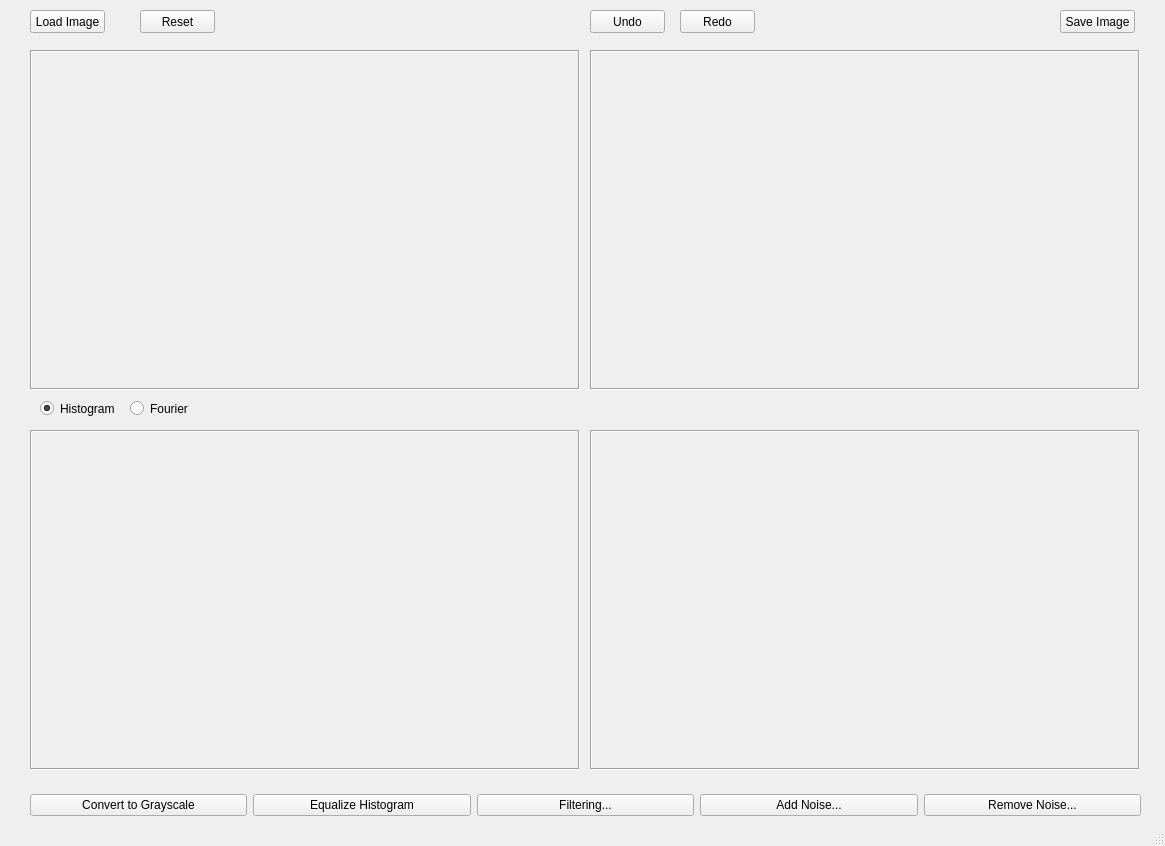
Before: the Qt Designer form gui/mainWindow_ui.ui in atazmi/Image-Processing-GUI-ToolBox, drawn with Qt 5.
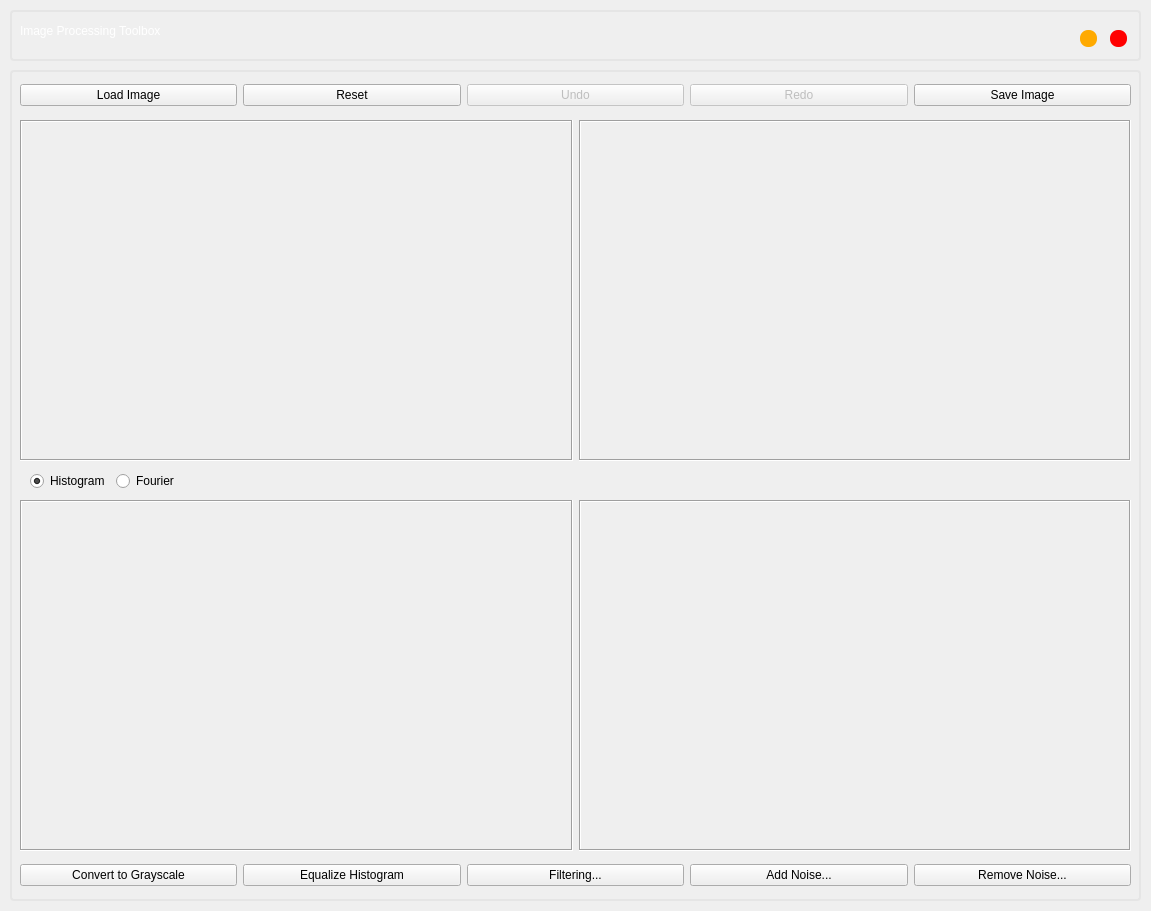
After: the same form once the commit is applied.

Patch:
```diff
--- a/gui/mainWindow_ui.ui
+++ b/gui/mainWindow_ui.ui
@@ -6,116 +6,89 @@
    <rect>
     <x>0</x>
     <y>0</y>
-    <width>1165</width>
-    <height>846</height>
+    <width>1151</width>
+    <height>911</height>
    </rect>
   </property>
+  <property name="minimumSize">
+   <size>
+    <width>1151</width>
+    <height>911</height>
+   </size>
+  </property>
+  <property name="maximumSize">
+   <size>
+    <width>1151</width>
+    <height>911</height>
+   </size>
+  </property>
   <property name="windowTitle">
    <string>Image Processing Toolbox</string>
   </property>
+  <property name="styleSheet">
+   <string notr="true"/>
+  </property>
   <widget class="QWidget" name="centralwidget">
-   <widget class="QPushButton" name="loadImage_Button">
-    <property name="geometry">
-     <rect>
-      <x>30</x>
-      <y>10</y>
-      <width>75</width>
-      <height>23</height>
-     </rect>
-    </property>
-    <property name="text">
-     <string>Load Image</string>
-    </property>
-   </widget>
-   <widget class="QPushButton" name="reset_Button">
+   <property name="enabled">
+    <bool>true</bool>
+   </property>
+   <property name="styleSheet">
+    <string notr="true"/>
+   </property>
+   <widget class="QFrame" name="container_frame">
     <property name="geometry">
      <rect>
-      <x>140</x>
-      <y>10</y>
-      <width>75</width>
-      <height>23</height>
+      <x>10</x>
+      <y>70</y>
+      <width>1131</width>
+      <height>831</height>
      </rect>
     </property>
-    <property name="text">
-     <string>Reset</string>
+    <property name="styleSheet">
+     <string notr="true">QFrame#container_frame{
+border-radius: 4px;
+border: 2px solid rgb(229, 229, 229);
+}</string>
     </property>
-   </widget>
-   <widget class="QLabel" name="originalImage_label">
-    <property name="geometry">
-     <rect>
-      <x>30</x>
-      <y>50</y>
-      <width>550</width>
-      <height>340</height>
-     </rect>
-    </property>
-    <property name="autoFillBackground">
-     <bool>false</bool>
-    </property>
     <property name="frameShape">
-     <enum>QFrame::Box</enum>
+     <enum>QFrame::StyledPanel</enum>
     </property>
     <property name="frameShadow">
-     <enum>QFrame::Sunken</enum>
+     <enum>QFrame::Raised</enum>
     </property>
-    <property name="text">
-     <string/>
-    </property>
-    <property name="scaledContents">
-     <bool>true</bool>
-    </property>
-    <property name="alignment">
-     <set>Qt::AlignCenter</set>
-    </property>
-   </widget>
-   <widget class="QLabel" name="processedImage_label">
+    <widget class="QWidget" name="layoutWidget">
     <property name="geometry">
      <rect>
-      <x>590</x>
-      <y>50</y>
-      <width>550</width>
-      <height>340</height>
-     </rect>
-    </property>
-    <property name="sizePolicy">
-     <sizepolicy hsizetype="Preferred" vsizetype="Preferred">
-      <horstretch>5</horstretch>
-      <verstretch>0</verstretch>
-     </sizepolicy>
-    </property>
-    <property name="frameShape">
-     <enum>QFrame::Box</enum>
-    </property>
-    <property name="frameShadow">
-     <enum>QFrame::Sunken</enum>
-    </property>
+       <x>20</x>
+       <y>400</y>
+       <width>162</width>
+       <height>22</height>
+      </rect>
+     </property>
+     <layout class="QHBoxLayout" name="horizontalLayout_3">
+      <item>
+       <widget class="QRadioButton" name="histogram_radioButton">
     <property name="text">
-     <string/>
-    </property>
-    <property name="scaledContents">
+         <string>Histogram</string>
+        </property>
+        <property name="checked">
      <bool>true</bool>
     </property>
-    <property name="alignment">
-     <set>Qt::AlignCenter</set>
-    </property>
-   </widget>
-   <widget class="QPushButton" name="saveImage_Button">
-    <property name="geometry">
-     <rect>
-      <x>1060</x>
-      <y>10</y>
-      <width>75</width>
-      <height>23</height>
-     </rect>
-    </property>
+       </widget>
+      </item>
+      <item>
+       <widget class="QRadioButton" name="fourier_radioButton">
     <property name="text">
-     <string>Save Image</string>
-    </property>
+         <string>Fourier</string>
+        </property>
+       </widget>
+      </item>
+     </layout>
    </widget>
    <widget class="QWidget" name="gridLayoutWidget">
     <property name="geometry">
      <rect>
-      <x>30</x>
+       <x>10</x>
       <y>790</y>
       <width>1111</width>
       <height>30</height>
@@ -159,119 +132,289 @@
      </item>
     </layout>
    </widget>
-   <widget class="QLabel" name="original_HF_label">
+    <widget class="QWidget" name="layoutWidget">
     <property name="geometry">
      <rect>
-      <x>30</x>
-      <y>430</y>
-      <width>550</width>
-      <height>340</height>
-     </rect>
-    </property>
-    <property name="frameShape">
-     <enum>QFrame::Box</enum>
-    </property>
-    <property name="frameShadow">
-     <enum>QFrame::Sunken</enum>
-    </property>
+       <x>10</x>
+       <y>10</y>
+       <width>1111</width>
+       <height>30</height>
+      </rect>
+     </property>
+     <layout class="QHBoxLayout" name="horizontalLayout_2">
+      <item>
+       <widget class="QPushButton" name="loadImage_Button">
     <property name="text">
-     <string/>
-    </property>
-    <property name="scaledContents">
-     <bool>true</bool>
-    </property>
-    <property name="alignment">
-     <set>Qt::AlignCenter</set>
-    </property>
-   </widget>
-   <widget class="QLabel" name="processed_HF_label">
-    <property name="geometry">
-     <rect>
-      <x>590</x>
-      <y>430</y>
-      <width>550</width>
-      <height>340</height>
-     </rect>
-    </property>
-    <property name="sizePolicy">
-     <sizepolicy hsizetype="Preferred" vsizetype="Preferred">
-      <horstretch>5</horstretch>
-      <verstretch>0</verstretch>
-     </sizepolicy>
-    </property>
-    <property name="frameShape">
-     <enum>QFrame::Box</enum>
-    </property>
-    <property name="frameShadow">
-     <enum>QFrame::Sunken</enum>
-    </property>
+         <string>Load Image</string>
+        </property>
+       </widget>
+      </item>
+      <item>
+       <widget class="QPushButton" name="reset_Button">
     <property name="text">
-     <string/>
-    </property>
-    <property name="scaledContents">
-     <bool>true</bool>
-    </property>
-    <property name="alignment">
-     <set>Qt::AlignCenter</set>
-    </property>
-   </widget>
+         <string>Reset</string>
+        </property>
+       </widget>
+      </item>
+      <item>
    <widget class="QPushButton" name="undo_Button">
-    <property name="geometry">
-     <rect>
-      <x>590</x>
-      <y>10</y>
-      <width>75</width>
-      <height>23</height>
-     </rect>
+        <property name="enabled">
+         <bool>false</bool>
     </property>
     <property name="text">
      <string>Undo</string>
     </property>
    </widget>
+      </item>
+      <item>
    <widget class="QPushButton" name="redo_Button">
-    <property name="geometry">
-     <rect>
-      <x>680</x>
-      <y>10</y>
-      <width>75</width>
-      <height>23</height>
-     </rect>
+        <property name="enabled">
+         <bool>false</bool>
     </property>
     <property name="text">
      <string>Redo</string>
     </property>
    </widget>
-   <widget class="QRadioButton" name="histogram_radioButton">
+      </item>
+      <item>
+       <widget class="QPushButton" name="saveImage_Button">
+        <property name="text">
+         <string>Save Image</string>
+        </property>
+       </widget>
+      </item>
+     </layout>
+    </widget>
+    <widget class="QWidget" name="layoutWidget">
     <property name="geometry">
      <rect>
-      <x>40</x>
-      <y>400</y>
-      <width>82</width>
-      <height>17</height>
-     </rect>
-    </property>
+       <x>10</x>
+       <y>50</y>
+       <width>1111</width>
+       <height>341</height>
+      </rect>
+     </property>
+     <layout class="QHBoxLayout" name="horizontalLayout_4">
+      <item>
+       <widget class="QLabel" name="originalImage_label">
+        <property name="autoFillBackground">
+         <bool>false</bool>
+        </property>
+        <property name="frameShape">
+         <enum>QFrame::Box</enum>
+        </property>
+        <property name="frameShadow">
+         <enum>QFrame::Sunken</enum>
+        </property>
     <property name="text">
-     <string>Histogram</string>
-    </property>
-    <property name="checked">
+         <string/>
+        </property>
+        <property name="scaledContents">
      <bool>true</bool>
     </property>
-   </widget>
-   <widget class="QRadioButton" name="fourier_radioButton">
+        <property name="alignment">
+         <set>Qt::AlignCenter</set>
+        </property>
+       </widget>
+      </item>
+      <item>
+       <widget class="QLabel" name="processedImage_label">
+        <property name="sizePolicy">
+         <sizepolicy hsizetype="Preferred" vsizetype="Preferred">
+          <horstretch>0</horstretch>
+          <verstretch>0</verstretch>
+         </sizepolicy>
+        </property>
+        <property name="frameShape">
+         <enum>QFrame::Box</enum>
+        </property>
+        <property name="frameShadow">
+         <enum>QFrame::Sunken</enum>
+        </property>
+        <property name="text">
+         <string/>
+        </property>
+        <property name="scaledContents">
+         <bool>true</bool>
+        </property>
+        <property name="alignment">
+         <set>Qt::AlignCenter</set>
+        </property>
+       </widget>
+      </item>
+     </layout>
+    </widget>
+    <widget class="QWidget" name="layoutWidget">
     <property name="geometry">
      <rect>
-      <x>130</x>
-      <y>400</y>
-      <width>82</width>
+       <x>10</x>
+       <y>430</y>
+       <width>1111</width>
+       <height>351</height>
+      </rect>
+     </property>
+     <layout class="QHBoxLayout" name="horizontalLayout_5">
+      <item>
+       <widget class="QLabel" name="original_HF_label">
+        <property name="frameShape">
+         <enum>QFrame::Box</enum>
+        </property>
+        <property name="frameShadow">
+         <enum>QFrame::Sunken</enum>
+        </property>
+        <property name="text">
+         <string/>
+        </property>
+        <property name="scaledContents">
+         <bool>true</bool>
+        </property>
+        <property name="alignment">
+         <set>Qt::AlignCenter</set>
+        </property>
+       </widget>
+      </item>
+      <item>
+       <widget class="QLabel" name="processed_HF_label">
+        <property name="sizePolicy">
+         <sizepolicy hsizetype="Preferred" vsizetype="Preferred">
+          <horstretch>0</horstretch>
+          <verstretch>0</verstretch>
+         </sizepolicy>
+        </property>
+        <property name="frameShape">
+         <enum>QFrame::Box</enum>
+        </property>
+        <property name="frameShadow">
+         <enum>QFrame::Sunken</enum>
+        </property>
+        <property name="text">
+         <string/>
+        </property>
+        <property name="scaledContents">
+         <bool>true</bool>
+        </property>
+        <property name="alignment">
+         <set>Qt::AlignCenter</set>
+        </property>
+       </widget>
+      </item>
+     </layout>
+    </widget>
+   </widget>
+   <widget class="QFrame" name="frame">
+    <property name="geometry">
+     <rect>
+      <x>10</x>
+      <y>10</y>
+      <width>1131</width>
+      <height>51</height>
+     </rect>
+    </property>
+    <property name="styleSheet">
+     <string notr="true">QFrame#frame{
+border-radius: 4px;
+border: 2px solid rgb(229, 229, 229);
+}</string>
+    </property>
+    <property name="frameShape">
+     <enum>QFrame::StyledPanel</enum>
+    </property>
+    <property name="frameShadow">
+     <enum>QFrame::Raised</enum>
+    </property>
+    <widget class="QLabel" name="label">
+     <property name="geometry">
+      <rect>
+       <x>10</x>
+       <y>0</y>
+       <width>401</width>
+       <height>41</height>
+      </rect>
+     </property>
+     <property name="styleSheet">
+      <string notr="true">color: #FFF;
+font: 75 20pt &quot;Berlin Sans FB Demi&quot;;</string>
+     </property>
+     <property name="text">
+      <string>Image Processing Toolbox</string>
+     </property>
+     <property name="textFormat">
+      <enum>Qt::PlainText</enum>
+     </property>
+    </widget>
+    <widget class="QPushButton" name="close_button">
+     <property name="geometry">
+      <rect>
+       <x>1100</x>
+       <y>20</y>
+       <width>17</width>
       <height>17</height>
      </rect>
     </property>
+     <property name="minimumSize">
+      <size>
+       <width>16</width>
+       <height>16</height>
+      </size>
+     </property>
+     <property name="maximumSize">
+      <size>
+       <width>17</width>
+       <height>17</height>
+      </size>
+     </property>
+     <property name="styleSheet">
+      <string notr="true">QPushButton {
+	border: none;
+	border-radius: 8px;
+	background-color: rgb(255, 0, 0);
+}
+
+QPushButton:hover {
+	background-color: rgba(255, 0, 0, 150);
+}</string>
+     </property>
     <property name="text">
-     <string>Fourier</string>
-    </property>
-   </widget>
-  </widget>
-  <widget class="QStatusBar" name="statusbar"/>
+      <string/>
+     </property>
+    </widget>
+    <widget class="QPushButton" name="minimize_button">
+     <property name="geometry">
+      <rect>
+       <x>1070</x>
+       <y>20</y>
+       <width>17</width>
+       <height>17</height>
+      </rect>
+     </property>
+     <property name="minimumSize">
+      <size>
+       <width>16</width>
+       <height>16</height>
+      </size>
+     </property>
+     <property name="maximumSize">
+      <size>
+       <width>17</width>
+       <height>17</height>
+      </size>
+     </property>
+     <property name="styleSheet">
+      <string notr="true">QPushButton {
+	border: none;
+	border-radius: 8px;
+	background-color: rgb(255, 170, 0);
+}
+QPushButton:hover {
+background-color: rgba(255, 170, 0, 150);
+}</string>
+     </property>
+     <property name="text">
+      <string/>
+     </property>
+    </widget>
+   </widget>
+  </widget>
   <action name="actionHistogram_Equalization">
    <property name="text">
     <string>Histogram Equalization</string>
```
Lines whose indentation alone changed are shown as unchanged.
